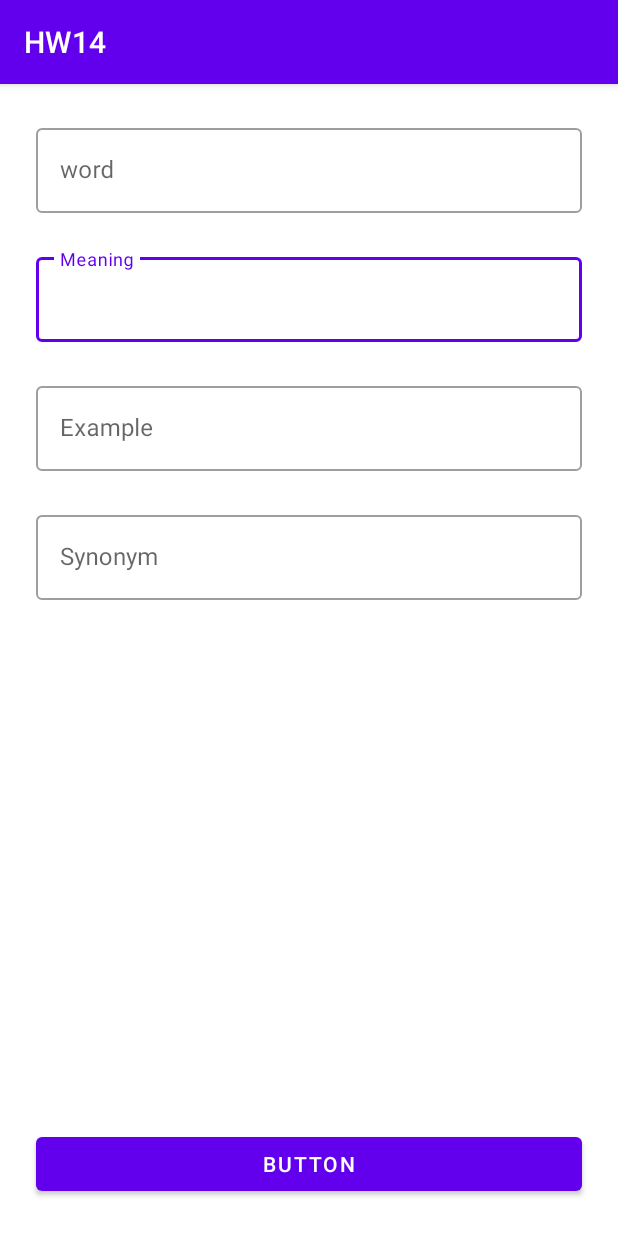
After one commit to nick-gharizadeh/Dictionary, an Android app: the fragment InsertWordFragment shown on its own in the app's theme, on a phone screen of 412 x 824 dp. The commit adds this screen. Run offline under Robolectric (Android 15) with nearby library versions, the phone set to English and light mode, and no system bars.

Commit message:
make design of insert fragment_insert_word with material design

```diff
--- a/app/build.gradle
+++ b/app/build.gradle
@@ -37,7 +37,9 @@ android {
 }
 
 dependencies {
+    implementation 'com.google.android.material:material:<version>'
     implementation("androidx.drawerlayout:drawerlayout:1.1.1")
+    implementation 'androidx.legacy:legacy-support-v4:1.0.0'
     def fragment_version = "1.4.1"
     // Kotlin
     implementation "androidx.fragment:fragment-ktx:$fragment_version"
--- /dev/null
+++ b/app/src/main/java/com/example/hw14/view/InsertWordFragment.kt
@@ -0,0 +1,37 @@
+package com.example.hw14.view
+
+import android.os.Bundle
+import androidx.fragment.app.Fragment
+import android.view.LayoutInflater
+import android.view.View
+import android.view.ViewGroup
+import android.widget.Toast
+import com.example.hw14.R
+import com.example.hw14.databinding.ActivityMainBinding
+import com.example.hw14.databinding.FragmentInsertWordBinding
+
+
+class InsertWordFragment : Fragment() {
+    private lateinit var binding: FragmentInsertWordBinding
+    override fun onCreate(savedInstanceState: Bundle?) {
+        super.onCreate(savedInstanceState)
+
+    }
+
+    override fun onCreateView(
+        inflater: LayoutInflater, container: ViewGroup?,
+        savedInstanceState: Bundle?
+    ): View {
+        binding = FragmentInsertWordBinding.inflate(layoutInflater)
+        return binding.root
+    }
+
+    override fun onViewCreated(view: View, savedInstanceState: Bundle?) {
+        super.onViewCreated(view, savedInstanceState)
+
+        binding.editTextTextWordTitle.setOnClickListener {
+            Toast.makeText(context, binding.editTextTextWordTitle.editText?.text.toString(),Toast.LENGTH_SHORT).show()
+
+        }
+    }
+}
--- /dev/null
+++ b/app/src/main/res/drawable/ic_baseline_add_24.xml
@@ -0,0 +1,10 @@
+<vector xmlns:android="http://schemas.android.com/apk/res/android"
+    android:width="24dp"
+    android:height="24dp"
+    android:viewportWidth="24"
+    android:viewportHeight="24"
+    android:tint="?attr/colorControlNormal">
+  <path
+      android:fillColor="@android:color/white"
+      android:pathData="M19,13h-6v6h-2v-6H5v-2h6V5h2v6h6v2z"/>
+</vector>
--- /dev/null
+++ b/app/src/main/res/layout/fragment_insert_word.xml
@@ -0,0 +1,97 @@
+<?xml version="1.0" encoding="utf-8"?>
+<androidx.constraintlayout.widget.ConstraintLayout xmlns:android="http://schemas.android.com/apk/res/android"
+    xmlns:app="http://schemas.android.com/apk/res-auto"
+    xmlns:tools="http://schemas.android.com/tools"
+    android:layout_width="match_parent"
+    android:layout_height="match_parent"
+    tools:context=".view.InsertWordFragment">
+
+    <com.google.android.material.textfield.TextInputLayout
+        android:id="@+id/editTextTextmeaning"
+        style="@style/Widget.MaterialComponents.TextInputLayout.OutlinedBox"
+        android:layout_width="match_parent"
+        android:layout_height="wrap_content"
+        android:layout_marginStart="24dp"
+        android:layout_marginTop="24dp"
+        android:layout_marginEnd="24dp"
+        android:hint="Meaning"
+        app:layout_constraintEnd_toEndOf="parent"
+        app:layout_constraintStart_toStartOf="parent"
+        app:layout_constraintTop_toBottomOf="@+id/editTextTextWordTitle">
+
+        <com.google.android.material.textfield.TextInputEditText
+            android:layout_width="match_parent"
+            android:layout_height="wrap_content" />
+    </com.google.android.material.textfield.TextInputLayout>
+
+    <com.google.android.material.textfield.TextInputLayout
+        android:id="@+id/editTextTextWordTitle"
+        style="@style/Widget.MaterialComponents.TextInputLayout.OutlinedBox"
+        android:layout_width="0dp"
+        android:layout_height="wrap_content"
+        android:layout_marginStart="24dp"
+        android:layout_marginTop="24dp"
+        android:layout_marginEnd="24dp"
+        android:hint="word"
+        app:layout_constraintEnd_toEndOf="parent"
+        app:layout_constraintStart_toStartOf="parent"
+        app:layout_constraintTop_toTopOf="parent">
+
+        <com.google.android.material.textfield.TextInputEditText
+            android:layout_width="match_parent"
+            android:layout_height="wrap_content" />
+    </com.google.android.material.textfield.TextInputLayout>
+
+    <com.google.android.material.textfield.TextInputLayout
+        android:id="@+id/editTextTextExample"
+        style="@style/Widget.MaterialComponents.TextInputLayout.OutlinedBox"
+        android:layout_width="0dp"
+        android:layout_height="wrap_content"
+        android:layout_marginStart="24dp"
+        android:layout_marginTop="24dp"
+        android:layout_marginEnd="24dp"
+        android:hint="Example"
+        app:layout_constraintEnd_toEndOf="parent"
+        app:layout_constraintStart_toStartOf="parent"
+        app:layout_constraintTop_toBottomOf="@+id/editTextTextmeaning">
+
+        <com.google.android.material.textfield.TextInputEditText
+
+            android:layout_width="match_parent"
+            android:layout_height="wrap_content" />
+    </com.google.android.material.textfield.TextInputLayout>
+
+    <com.google.android.material.textfield.TextInputLayout
+        android:id="@+id/editTextTextsynonym"
+        style="@style/Widget.MaterialComponents.TextInputLayout.OutlinedBox"
+        android:layout_width="0dp"
+        android:layout_height="wrap_content"
+        android:layout_marginStart="24dp"
+        android:layout_marginTop="24dp"
+        android:layout_marginEnd="24dp"
+        android:hint="Synonym"
+        app:layout_constraintEnd_toEndOf="parent"
+        app:layout_constraintStart_toStartOf="parent"
+        app:layout_constraintTop_toBottomOf="@+id/editTextTextExample">
+
+        <com.google.android.material.textfield.TextInputEditText
+
+            android:layout_width="match_parent"
+            android:layout_height="wrap_content" />
+    </com.google.android.material.textfield.TextInputLayout>
+
+    <Button
+        android:id="@+id/button"
+        style="@style/Widget.MaterialComponents.Button"
+        android:layout_width="0dp"
+        android:layout_height="wrap_content"
+        android:layout_marginStart="24dp"
+        android:layout_marginEnd="24dp"
+        android:layout_marginBottom="24dp"
+        android:text="Button"
+        app:layout_constraintBottom_toBottomOf="parent"
+        app:layout_constraintEnd_toEndOf="parent"
+        app:layout_constraintHorizontal_bias="0.0"
+        app:layout_constraintStart_toStartOf="parent" />
+
+</androidx.constraintlayout.widget.ConstraintLayout>
--- /dev/null
+++ b/app/src/main/res/navigation/nav_graph.xml
@@ -0,0 +1,13 @@
+<?xml version="1.0" encoding="utf-8"?>
+<navigation xmlns:android="http://schemas.android.com/apk/res/android"
+    xmlns:app="http://schemas.android.com/apk/res-auto"
+    xmlns:tools="http://schemas.android.com/tools"
+    android:id="@+id/nav_graph"
+    app:startDestination="@id/insertWordFragment">
+
+    <fragment
+        android:id="@+id/insertWordFragment"
+        android:name="com.example.hw14.view.InsertWordFragment"
+        android:label="fragment_insert_word"
+        tools:layout="@layout/fragment_insert_word" />
+</navigation>
--- a/app/src/main/res/values/strings.xml
+++ b/app/src/main/res/values/strings.xml
@@ -1,3 +1,5 @@
 <resources>
     <string name="app_name">HW14</string>
+    <!-- TODO: Remove or change this placeholder text -->
+    <string name="hello_blank_fragment">Hello blank fragment</string>
 </resources>
```
